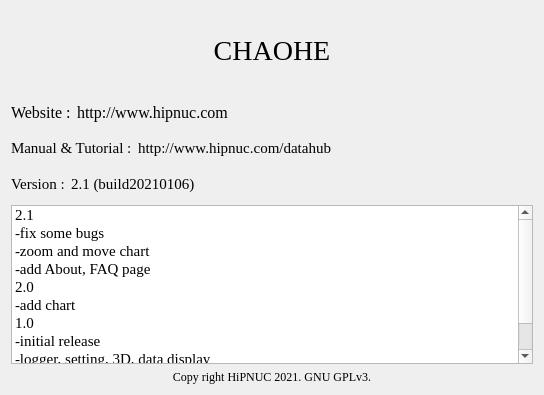
First picture: the form in CHCenter/aboutform.ui, repository dongFangTuring/CHCenter, before the edit.
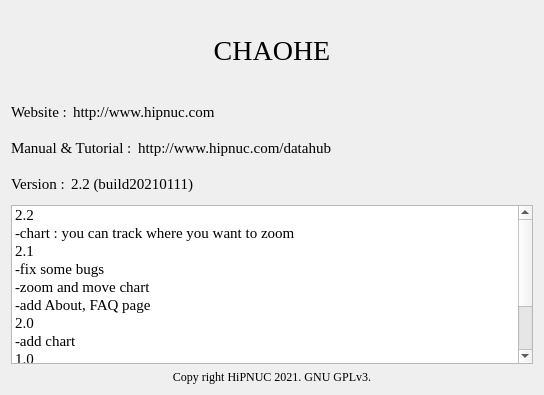
Second picture: the form after the edit.

The edit to the form file:
```diff
--- a/CHCenter/aboutform.ui
+++ b/CHCenter/aboutform.ui
@@ -64,7 +64,7 @@
        <property name="font">
         <font>
          <family>Times New Roman</family>
-         <pointsize>12</pointsize>
+         <pointsize>11</pointsize>
         </font>
        </property>
        <property name="text">
@@ -77,7 +77,7 @@
        <property name="font">
         <font>
          <family>Times New Roman</family>
-         <pointsize>12</pointsize>
+         <pointsize>11</pointsize>
         </font>
        </property>
        <property name="text">
@@ -141,7 +141,7 @@
         </size>
        </property>
        <property name="text">
-        <string>2.1 (build20210106) </string>
+        <string>2.2 (build20210111) </string>
        </property>
       </widget>
      </item>
@@ -164,6 +164,16 @@
      <property name="selectionMode">
       <enum>QAbstractItemView::NoSelection</enum>
      </property>
+     <item>
+      <property name="text">
+       <string>2.2</string>
+      </property>
+     </item>
+     <item>
+      <property name="text">
+       <string>-chart : you can track where you want to zoom</string>
+      </property>
+     </item>
      <item>
       <property name="text">
        <string>2.1</string>
```
